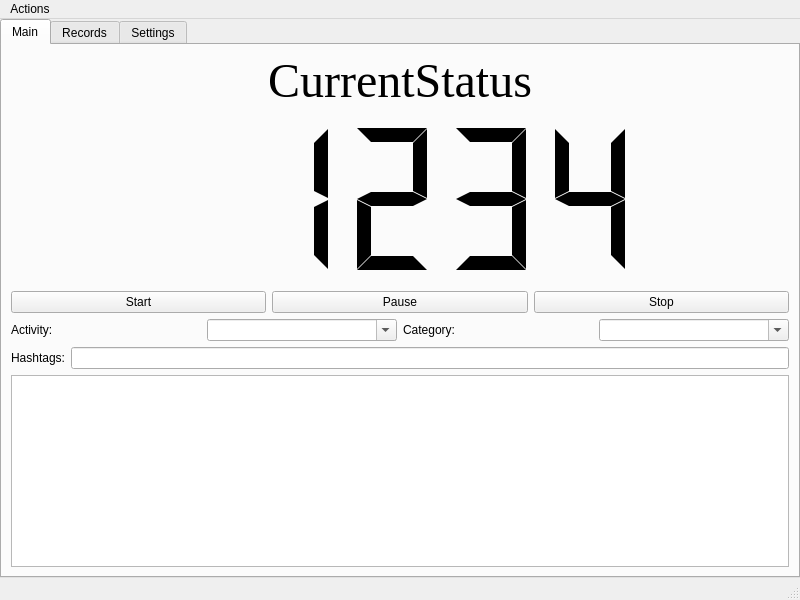
jicewarwick/ScheduleRecoder, file mainwindow.ui: the form before one commit.
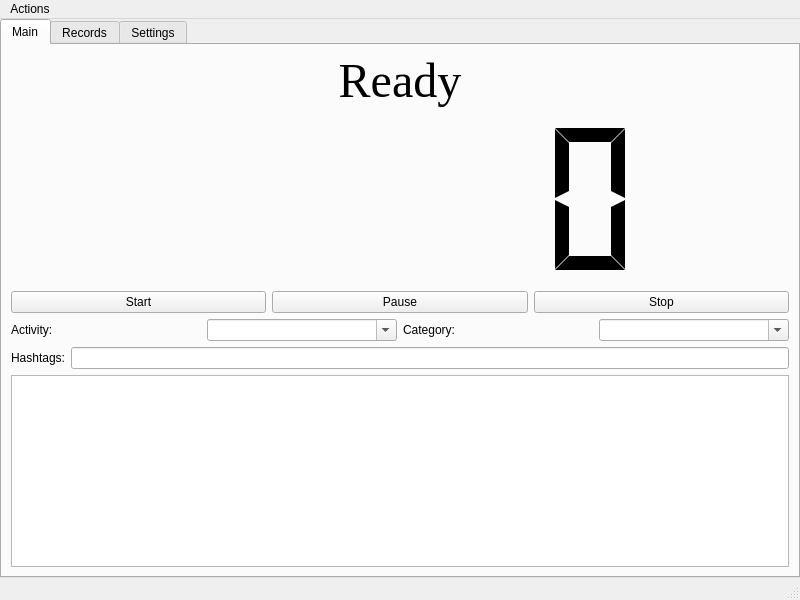
The form after the commit.

```diff
--- a/mainwindow.ui
+++ b/mainwindow.ui
@@ -49,7 +49,7 @@
            </font>
           </property>
           <property name="text">
-           <string>CurrentStatus</string>
+           <string>Ready</string>
           </property>
           <property name="alignment">
            <set>Qt::AlignCenter</set>
@@ -91,7 +91,7 @@
            <enum>QLCDNumber::Flat</enum>
           </property>
           <property name="value" stdset="0">
-           <double>1234.000000000000000</double>
+           <double>0.000000000000000</double>
           </property>
          </widget>
         </item>
```
Left out of the diff: 9 changed lines with no effect on the pictures.
